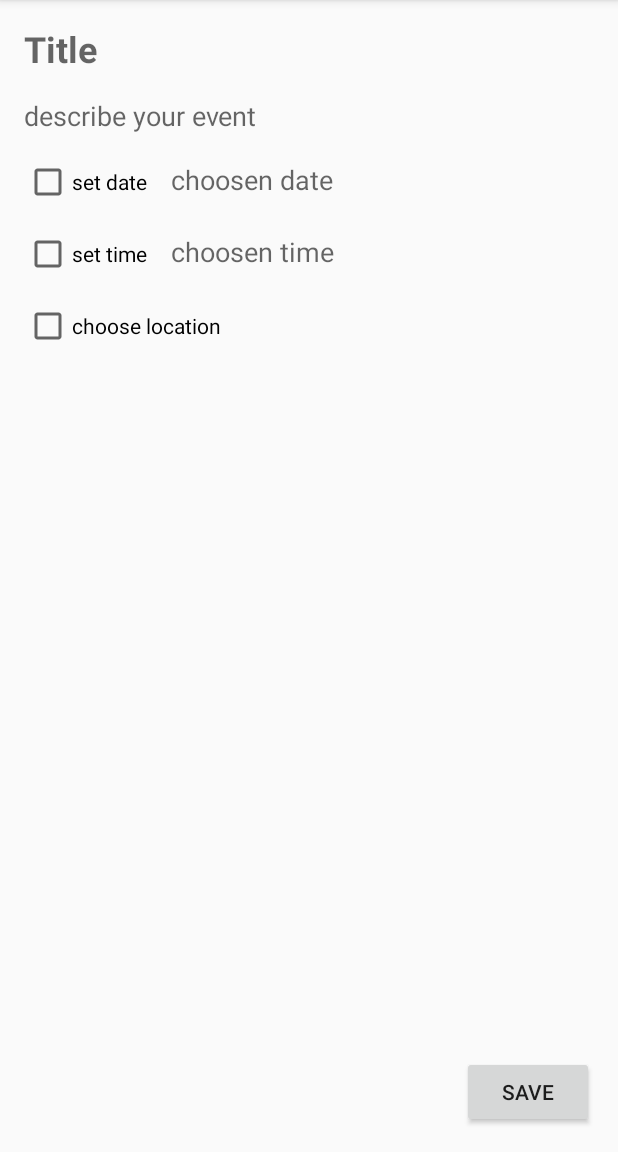
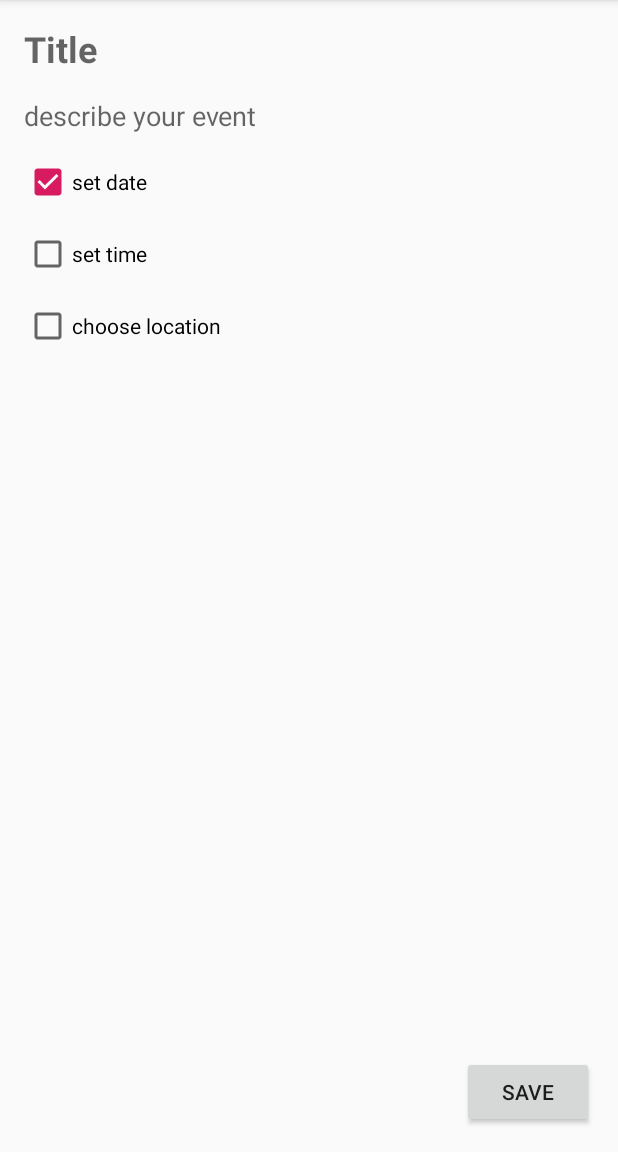
Before and after one commit to SergeyAminov/ToDoList, an Android app: the CalendarActivity screen opened directly, with no data from a screen before it, after a tap on an icon or button, on a phone screen of 412 x 824 dp, the part 84-1236 px from its top. Run offline under Robolectric (Android 15) with nearby library versions, the light colour scheme and no system bars.

Commit message:
updated ChackBox "set date"

```diff
--- a/app/src/main/java/com/example/todolist/CalendarActivity.java
+++ b/app/src/main/java/com/example/todolist/CalendarActivity.java
@@ -2,13 +2,10 @@ package com.example.todolist;
 
 import android.content.Intent;
 import android.os.Bundle;
-
 import com.example.todolist.CreateEvent.CreateEventActivity;
-
 import androidx.annotation.NonNull;
 import androidx.appcompat.app.AppCompatActivity;
 import androidx.appcompat.widget.Toolbar;
-
 import android.view.Menu;
 import android.view.MenuItem;
 import android.view.View;
@@ -19,7 +16,8 @@ public class CalendarActivity extends AppCompatActivity {
 
     private CalendarView calendarView;
     private String date_ev;
-    public static final String KEY_DATE_EVENT="date";
+    public static final String KEY_DATE_EVENT = "date";
+    public static final String IS_CHECKBOX_ACTIVE = "is checked";
 
     @Override
     protected void onCreate(Bundle savedInstanceState) {
@@ -105,6 +103,7 @@ public class CalendarActivity extends AppCompatActivity {
         String messageDate = date_ev;
         Intent i = new Intent(this, CreateEventActivity.class);
         i.putExtra(KEY_DATE_EVENT,messageDate);
+        i.putExtra(IS_CHECKBOX_ACTIVE, true);
         startActivity(i);
     }
 
--- a/app/src/main/java/com/example/todolist/CreateEvent/CreateEventActivity.java
+++ b/app/src/main/java/com/example/todolist/CreateEvent/CreateEventActivity.java
@@ -8,11 +8,9 @@ import android.database.sqlite.SQLiteDatabase;
 import android.os.Bundle;
 import android.view.View;
 import android.widget.*;
-
-import com.example.todolist.CalendarActivity;
+import com.example.todolist.*;
 import com.example.todolist.DataBase.DBHelper;
 import com.example.todolist.DataBase.DataBaseContract;
-import com.example.todolist.R;
 
 public class CreateEventActivity extends AppCompatActivity{
 
@@ -42,13 +40,14 @@ public class CreateEventActivity extends AppCompatActivity{
 
         //create SQLite db
         admin = new DBHelper(this);
-        readDB=admin.getReadableDatabase();
-        writeDB=admin.getWritableDatabase();
-
+        readDB = admin.getReadableDatabase();
+        writeDB = admin.getWritableDatabase();
 
         Intent i = getIntent();
         final String messageDate = i.getStringExtra(CalendarActivity.KEY_DATE_EVENT);
         dateOfEvent.setText(messageDate);
+        date_event.setChecked(i.getBooleanExtra(CalendarActivity.IS_CHECKBOX_ACTIVE,false));
+
     }
 
     public void pickDate(View view) {
--- a/app/src/main/res/layout/activity_create_event.xml
+++ b/app/src/main/res/layout/activity_create_event.xml
@@ -45,6 +45,7 @@
         android:layout_marginLeft="16dp"
         android:hint="choosen date"
         android:textSize="18sp"
+        android:visibility="gone"
         app:layout_constraintBaseline_toBaselineOf="@+id/checkDate"
         app:layout_constraintStart_toEndOf="@+id/checkDate" />
 
@@ -68,7 +69,7 @@
         android:layout_marginLeft="16dp"
         android:hint="choosen time"
         android:textSize="18sp"
-        android:visibility="visible"
+        android:visibility="gone"
         app:layout_constraintBaseline_toBaselineOf="@+id/checkSetTime"
         app:layout_constraintStart_toEndOf="@+id/checkSetTime" />
 
```
